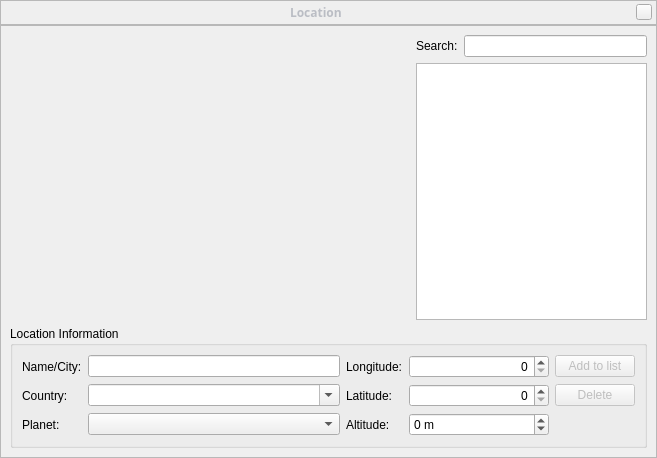
The window that src/gui/locationDialogGui.ui (519984307/stellarium_src) describes before a commit, drawn with Qt 5.
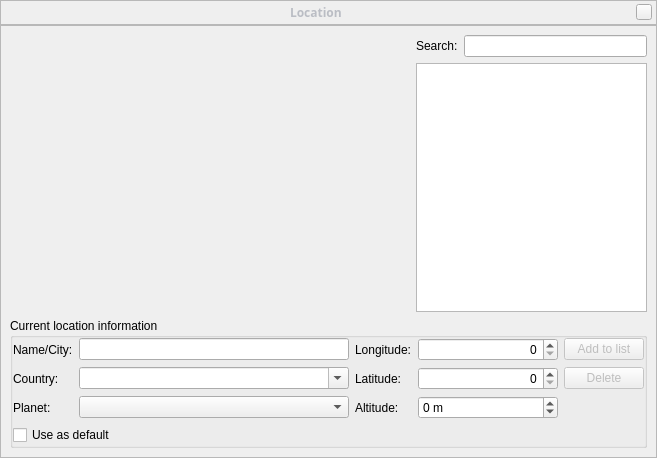
The same window after the commit. Icons and pictures are not drawn. Custom widgets are drawn as their Qt base class.

Commit message: Added persistence for locations.

Patch:
```diff
--- a/src/gui/locationDialogGui.ui
+++ b/src/gui/locationDialogGui.ui
@@ -242,12 +242,15 @@
         </property>
        </widget>
       </item>
-      <item row="2" column="0" colspan="3" >
+      <item row="3" column="0" colspan="3" >
        <widget class="QGroupBox" name="groupBox" >
         <property name="title" >
-         <string>Location Information</string>
+         <string>Current location information</string>
         </property>
         <layout class="QGridLayout" name="gridLayout" >
+         <property name="margin" >
+          <number>0</number>
+         </property>
          <item row="0" column="0" >
           <widget class="QLabel" name="label_3" >
            <property name="text" >
@@ -384,6 +387,13 @@
            </property>
           </widget>
          </item>
+         <item row="3" column="0" colspan="5" >
+          <widget class="QCheckBox" name="useAsDefaultLocationCheckBox" >
+           <property name="text" >
+            <string>Use as default</string>
+           </property>
+          </widget>
+         </item>
         </layout>
        </widget>
       </item>
```
Left out of the diff: 26 changed lines with no effect on the pictures. The commit also changes 8 other files.
